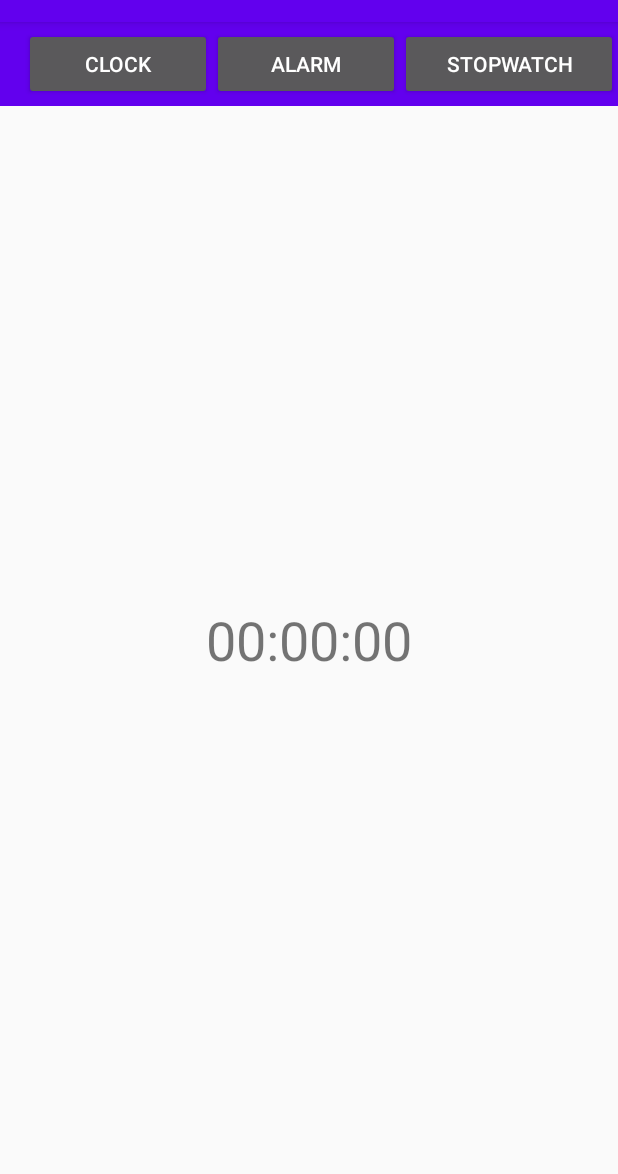
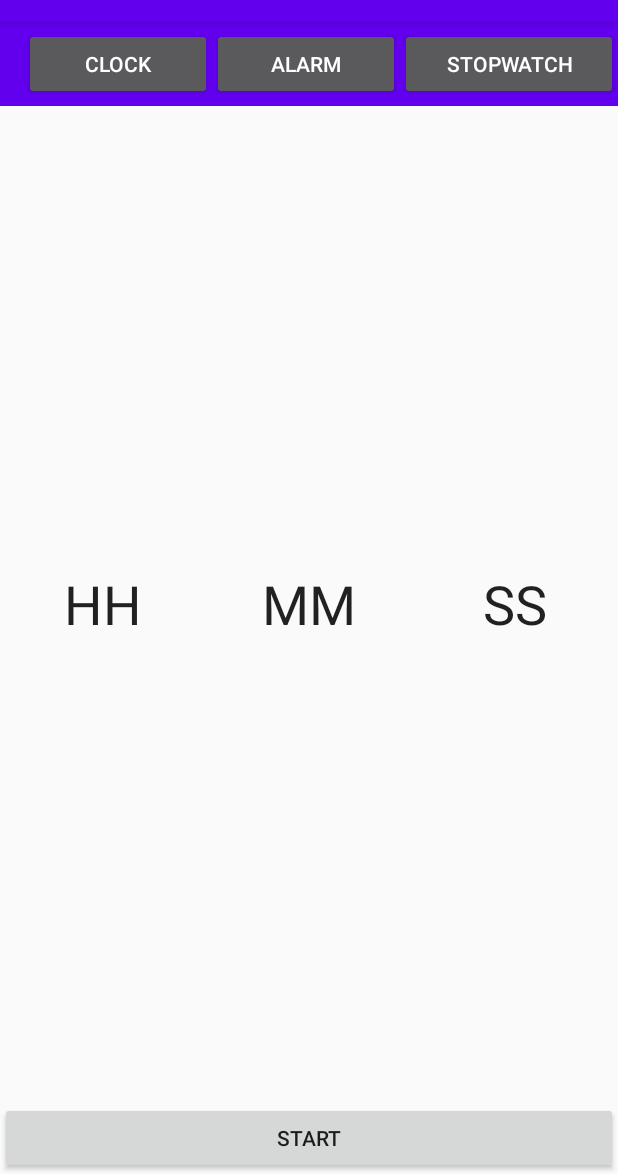
Before and after one commit to ValtteriPeltonen/Tymer, an Android app: the TimerActivity screen opened directly, with no data from a screen before it, on a phone screen of 412 x 824 dp, the part 62-1236 px from its top. Run offline under Robolectric (Android 15) with nearby library versions, the light colour scheme and no system bars; our stand-ins replace ButterKnife.

Commit message:
Interim Timer

```diff
--- a/app/src/main/java/fi/tuni/tymer/TimerActivity.java
+++ b/app/src/main/java/fi/tuni/tymer/TimerActivity.java
@@ -2,20 +2,110 @@ package fi.tuni.tymer;
 
 import android.content.Intent;
 import android.os.Bundle;
+import android.os.CountDownTimer;
+import android.view.View;
+import android.widget.Button;
+import android.widget.EditText;
 
 import androidx.appcompat.app.AppCompatActivity;
 
+import butterknife.BindView;
 import butterknife.ButterKnife;
 import butterknife.OnClick;
 
 public class TimerActivity extends AppCompatActivity {
+
+    @BindView(R.id.timerStartStop)
+    Button timerStartStop;
+    @BindView(R.id.mainTimerHour)
+    EditText mainTimerHour;
+    @BindView(R.id.mainTimerMinute)
+    EditText mainTimerMinute;
+    @BindView(R.id.mainTimerSecond)
+    EditText mainTimerSecond;
+    private boolean ongoing = false;
+    CountDownTimer countDownTimer;
 
     @Override
     protected void onCreate(Bundle savedInstanceState) {
         super.onCreate(savedInstanceState);
         setContentView(R.layout.activity_timer);
         ButterKnife.bind(this);
+        initMainTimer();
     }
+
+    protected void initMainTimer() {
+        if (!ongoing) {
+            initTimerStopStartButton();
+        }
+    }
+
+    protected void initTimerStopStartButton() {
+        timerStartStop.setOnLongClickListener(new View.OnLongClickListener() {
+            @Override
+            public boolean onLongClick(View v) {
+                if (ongoing) {
+                    countDownTimer.cancel();
+
+                    timerStartStop.setText("start");
+
+                    ongoing = false;
+
+                    mainTimerHour.setText("00");
+                    mainTimerMinute.setText("00");
+                    mainTimerSecond.setText("00");
+                }
+                return true;
+            }
+        });
+
+        if (ongoing) {
+            timerStartStop.setText("stop");
+        }
+    }
+
+    @OnClick(R.id.timerStartStop)
+    public void onClickTimerStartStop() {
+        if (!ongoing) {
+            timerStartStop.setText("stop");
+            countDownTimer = new CountDownTimer(timerToMilliseconds(), 1000) {
+                @Override
+                public void onTick(long millisUntilFinished) {
+                    if ( (int) millisUntilFinished / 360000 != 0) {
+                        mainTimerHour.setText((int) millisUntilFinished / 360000);
+                    }
+                    if ( (int) millisUntilFinished % 360000 / 60000 != 0) {
+                        mainTimerMinute.setText((int) millisUntilFinished % 360000 / 60000);
+                    }
+                    mainTimerSecond.setText( (int) millisUntilFinished % 360000 % 60000 / 1000);
+                }
+
+                @Override
+                public void onFinish() {
+                    ongoing = false;
+                }
+            }.start();
+
+            ongoing = true;
+
+        } else if (ongoing) {
+            countDownTimer.cancel();
+
+            timerStartStop.setText("start");
+
+            ongoing = false;
+        }
+    }
+
+    protected long timerToMilliseconds() {
+        try {
+            return (((Integer.parseInt(String.valueOf(mainTimerHour.getText())) * 60) + (Integer.parseInt(String.valueOf(mainTimerMinute.getText()))) * 60) + Integer.parseInt(String.valueOf(mainTimerSecond.getText()))) * 1000;
+        } catch (Exception e) {
+            e.printStackTrace();
+        }
+        return 0;
+    }
+
 
     @OnClick(R.id.toClockFromTimer)
     public void toClockFromTimer() {
--- a/app/src/main/res/layout/activity_timer.xml
+++ b/app/src/main/res/layout/activity_timer.xml
@@ -38,18 +38,58 @@
             android:layout_height="wrap_content"
             android:layout_weight="1"
             android:text="Stopwatch" />
+
     </LinearLayout>
 
     </androidx.appcompat.widget.Toolbar>
 
-    <TextView
-        android:id="@+id/mainTimer"
+
+    <LinearLayout
+        android:layout_width="match_parent"
+        android:layout_height="match_parent"
+        android:layout_weight="1"
+        android:orientation="horizontal"
+        android:gravity="center">
+
+        <EditText
+            android:id="@+id/mainTimerHour"
+            android:layout_width="match_parent"
+            android:layout_height="wrap_content"
+            android:layout_weight="1"
+            android:background="@android:color/transparent"
+            android:gravity="center"
+            android:inputType="number"
+            android:text="HH"
+            android:textSize="36sp" />
+
+        <EditText
+            android:id="@+id/mainTimerMinute"
+            android:layout_width="match_parent"
+            android:layout_height="wrap_content"
+            android:layout_weight="1"
+            android:background="@android:color/transparent"
+            android:gravity="center"
+            android:inputType="number"
+            android:text="MM"
+            android:textSize="36sp" />
+
+        <EditText
+            android:id="@+id/mainTimerSecond"
+            android:layout_width="match_parent"
+            android:layout_height="wrap_content"
+            android:layout_weight="1"
+            android:background="@android:color/transparent"
+            android:gravity="center"
+            android:inputType="number"
+            android:text="SS"
+            android:textSize="36sp" />
+
+    </LinearLayout>
+
+    <Button
+        android:id="@+id/timerStartStop"
         android:layout_width="match_parent"
         android:layout_height="wrap_content"
-        android:layout_weight="1"
-        android:gravity="center"
-        android:text="00:00:00"
-        android:textSize="36sp"
-        app:autoSizeTextType="none" />
+        android:text="start" />
 
 </LinearLayout>
```
